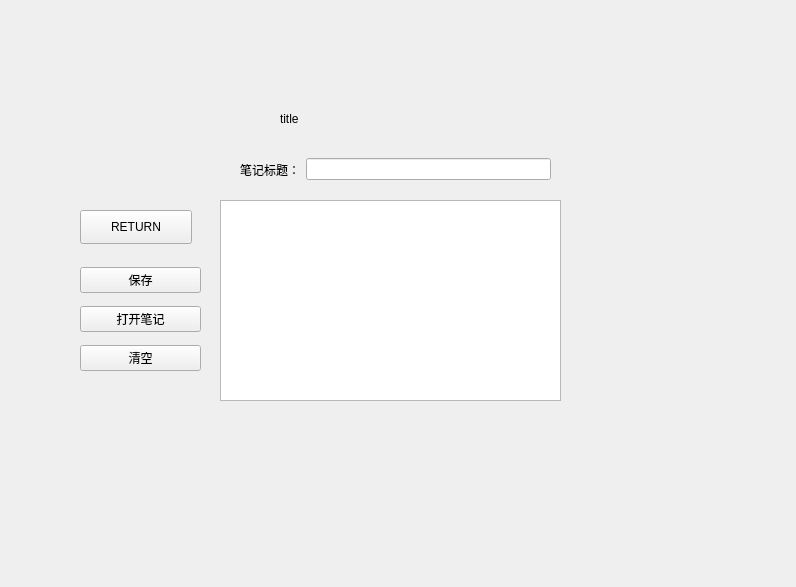
This is cola/note.ui in jinkq/CourseTable as Qt 5 draws it before an edit. The edited form follows.
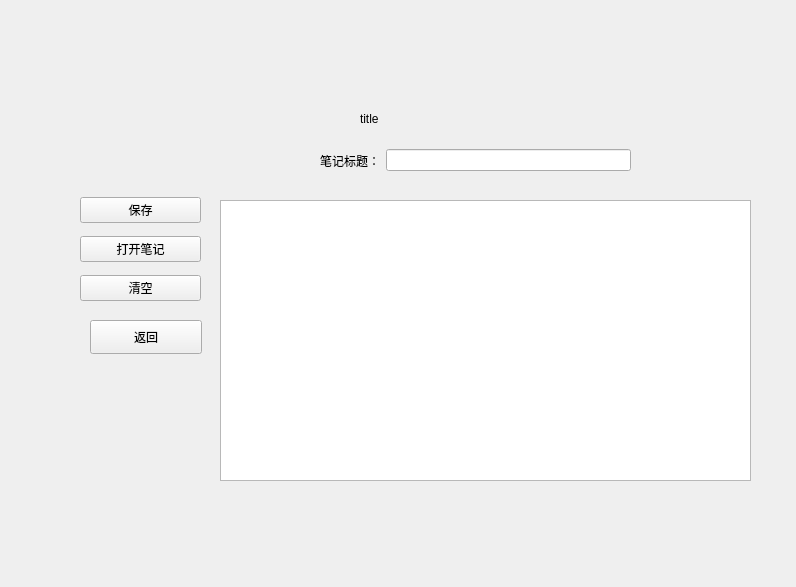
This is the edited form.

The edit to the form file:
```diff
--- a/cola/note.ui
+++ b/cola/note.ui
@@ -16,7 +16,7 @@
   <widget class="QLabel" name="titleLabel">
    <property name="geometry">
     <rect>
-     <x>280</x>
+     <x>360</x>
      <y>110</y>
      <width>241</width>
      <height>18</height>
@@ -29,14 +29,14 @@
   <widget class="QPushButton" name="returnButton">
    <property name="geometry">
     <rect>
-     <x>80</x>
-     <y>210</y>
+     <x>90</x>
+     <y>320</y>
      <width>112</width>
      <height>34</height>
     </rect>
    </property>
    <property name="text">
-    <string>RETURN</string>
+    <string>返回</string>
    </property>
   </widget>
   <widget class="QTextEdit" name="noteEdit">
@@ -44,16 +44,16 @@
     <rect>
      <x>220</x>
      <y>200</y>
-     <width>341</width>
-     <height>201</height>
+     <width>531</width>
+     <height>281</height>
     </rect>
    </property>
   </widget>
   <widget class="QWidget" name="widget" native="true">
    <property name="geometry">
     <rect>
-     <x>240</x>
-     <y>139</y>
+     <x>320</x>
+     <y>130</y>
      <width>311</width>
      <height>61</height>
     </rect>
@@ -75,7 +75,7 @@
    <property name="geometry">
     <rect>
      <x>80</x>
-     <y>260</y>
+     <y>190</y>
      <width>121</width>
      <height>121</height>
     </rect>
```
